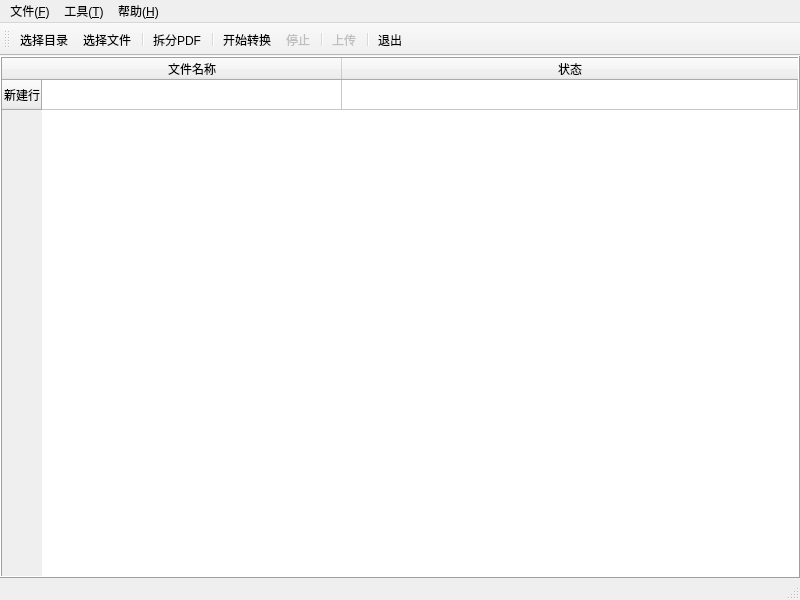
jondy/mkepub, file ui_main.ui: the form before one commit.
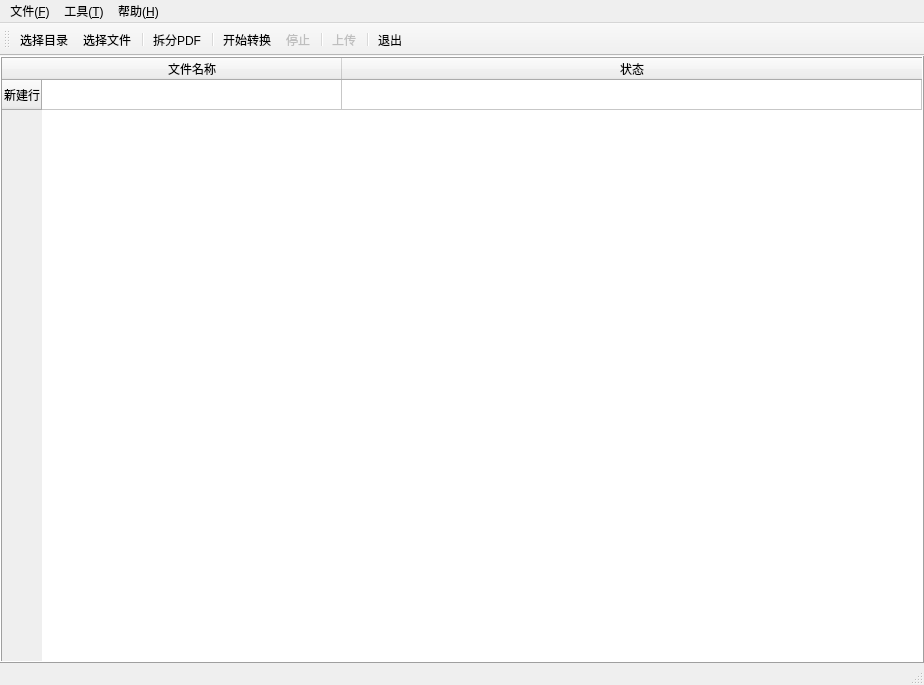
The form after the commit.

What changed in the file:
```diff
--- a/ui_main.ui
+++ b/ui_main.ui
@@ -6,8 +6,8 @@
    <rect>
     <x>0</x>
     <y>0</y>
-    <width>800</width>
-    <height>600</height>
+    <width>924</width>
+    <height>685</height>
    </rect>
   </property>
   <property name="windowTitle">
@@ -80,7 +80,7 @@
     <rect>
      <x>0</x>
      <y>0</y>
-     <width>800</width>
+     <width>924</width>
      <height>26</height>
     </rect>
    </property>
```
Left out of the diff: 2 changed lines with no effect on the pictures.
